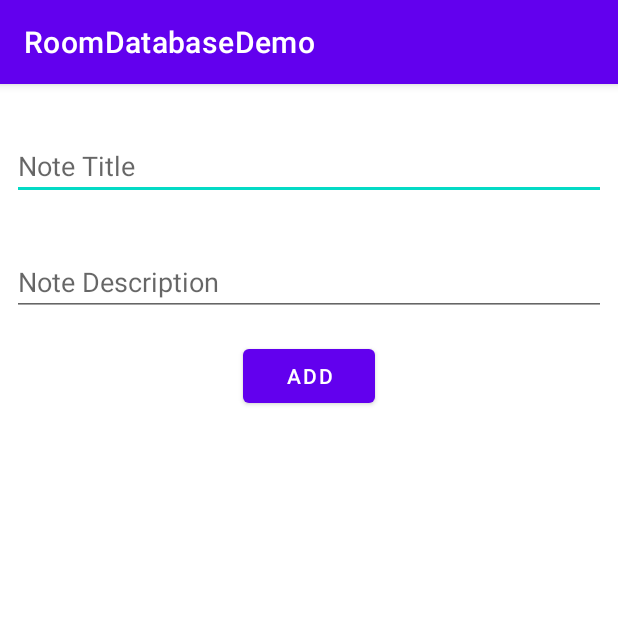
After one commit to iFix-Hub-KE/RoomDatabaseDemo, an Android app: the AddActivity screen opened directly, with no data from a screen before it, on a phone screen of 412 x 824 dp, the top half of it. The commit adds this screen. Run offline under Robolectric (Android 15) with nearby library versions, the phone set to English and light mode, and no system bars; our stand-ins replace Room's generated code.

Commit message:
add one note

```diff
--- a/app/build.gradle
+++ b/app/build.gradle
@@ -31,6 +31,10 @@ android {
     kotlinOptions {
         jvmTarget = '1.8'
     }
+
+    buildFeatures{
+        viewBinding true
+    }
 }
 
 dependencies {
--- a/app/src/main/AndroidManifest.xml
+++ b/app/src/main/AndroidManifest.xml
@@ -9,6 +9,7 @@
         android:roundIcon="@mipmap/ic_launcher_round"
         android:supportsRtl="true"
         android:theme="@style/Theme.RoomDatabaseDemo">
+        <activity android:name=".AddActivity"></activity>
         <activity android:name=".MainActivity">
             <intent-filter>
                 <action android:name="android.intent.action.MAIN" />
--- /dev/null
+++ b/app/src/main/java/com/kanyideveloper/roomdatabasedemo/AddActivity.kt
@@ -0,0 +1,36 @@
+package com.kanyideveloper.roomdatabasedemo
+
+import android.content.Intent
+import androidx.appcompat.app.AppCompatActivity
+import android.os.Bundle
+import android.widget.Toast
+import com.kanyideveloper.roomdatabasedemo.databinding.ActivityAddBinding
+import kotlinx.coroutines.*
+
+class AddActivity : AppCompatActivity() {
+
+    private lateinit var binding: ActivityAddBinding
+    private lateinit var notesDatabase: NotesDatabase
+    private lateinit var notesDao: NotesDao
+
+    override fun onCreate(savedInstanceState: Bundle?) {
+        super.onCreate(savedInstanceState)
+        binding = ActivityAddBinding.inflate(layoutInflater)
+        setContentView(binding.root)
+
+        notesDatabase =  NotesDatabase.getInstance(applicationContext)
+        notesDao = notesDatabase.notesDao
+
+        binding.buttonAdd.setOnClickListener {
+            if (binding.noteTitleTextView.text.toString().isEmpty() ||
+                    binding.noteDescriptionTextView.text.toString().isEmpty()){
+                return@setOnClickListener
+            }else{
+                CoroutineScope(Dispatchers.IO).launch {
+                    val note = Notes(0, "Naenda Supper", "Ugali + Cabbage")
+                    notesDao.insertNote(note)
+                }
+            }
+        }
+    }
+}
--- a/app/src/main/java/com/kanyideveloper/roomdatabasedemo/NotesDatabase.kt
+++ b/app/src/main/java/com/kanyideveloper/roomdatabasedemo/NotesDatabase.kt
@@ -1,8 +1,34 @@
 package com.kanyideveloper.roomdatabasedemo
 
+import android.content.Context
 import androidx.room.Database
+import androidx.room.Room
 import androidx.room.RoomDatabase
 
-@Database(entities = [Notes::class])
-class NotesDatabase : RoomDatabase() {
+@Database(entities = [Notes::class],exportSchema = false, version = 1)
+abstract class NotesDatabase : RoomDatabase() {
+
+    //Access methods in the DAO class
+    abstract val notesDao: NotesDao
+
+    companion object{
+        @Volatile
+        private var INSTANCE: NotesDatabase? = null
+
+        fun getInstance(context: Context) : NotesDatabase{
+
+            synchronized(this){
+                var instance = INSTANCE
+
+                if (instance == null){
+                    instance = Room.databaseBuilder(context.applicationContext,
+                        NotesDatabase::class.java,
+                        "notes_database").build()
+
+                    INSTANCE = instance
+                }
+                return instance
+            }
+        }
+    }
 }
--- /dev/null
+++ b/app/src/main/res/layout/activity_add.xml
@@ -0,0 +1,46 @@
+<?xml version="1.0" encoding="utf-8"?>
+<androidx.constraintlayout.widget.ConstraintLayout xmlns:android="http://schemas.android.com/apk/res/android"
+    xmlns:app="http://schemas.android.com/apk/res-auto"
+    xmlns:tools="http://schemas.android.com/tools"
+    android:layout_width="match_parent"
+    android:layout_height="match_parent"
+    tools:context=".AddActivity">
+
+    <EditText
+        android:id="@+id/noteTitleTextView"
+        android:layout_width="0dp"
+        android:layout_height="wrap_content"
+        android:layout_marginStart="8dp"
+        android:layout_marginLeft="8dp"
+        android:layout_marginTop="32dp"
+        android:layout_marginEnd="8dp"
+        android:layout_marginRight="8dp"
+        android:ems="10"
+        android:hint="Note Title"
+        android:inputType="textPersonName"
+        app:layout_constraintEnd_toEndOf="parent"
+        app:layout_constraintStart_toStartOf="parent"
+        app:layout_constraintTop_toTopOf="parent" />
+
+    <EditText
+        android:id="@+id/noteDescriptionTextView"
+        android:layout_width="0dp"
+        android:layout_height="wrap_content"
+        android:layout_marginTop="32dp"
+        android:ems="10"
+        android:hint="Note Description"
+        android:inputType="textPersonName"
+        app:layout_constraintEnd_toEndOf="@+id/noteTitleTextView"
+        app:layout_constraintStart_toStartOf="@+id/noteTitleTextView"
+        app:layout_constraintTop_toBottomOf="@+id/noteTitleTextView" />
+
+    <Button
+        android:id="@+id/buttonAdd"
+        android:layout_width="wrap_content"
+        android:layout_height="wrap_content"
+        android:layout_marginTop="16dp"
+        android:text="Add"
+        app:layout_constraintEnd_toEndOf="@+id/noteDescriptionTextView"
+        app:layout_constraintStart_toStartOf="@+id/noteDescriptionTextView"
+        app:layout_constraintTop_toBottomOf="@+id/noteDescriptionTextView" />
+</androidx.constraintlayout.widget.ConstraintLayout>
```
Also changed, not shown: app/src/main/java/com/kanyideveloper/roomdatabasedemo/MainActivity.kt (+30 -1 lines), app/src/main/java/com/kanyideveloper/roomdatabasedemo/NotesAdapter.kt (added, +39 -0 lines), app/src/main/res/drawable/ic_baseline_add_24.xml (added, +10 -0 lines), app/src/main/res/layout/activity_main.xml (+19 -6 lines), app/src/main/res/layout/note_row.xml (added, +28 -0 lines).
